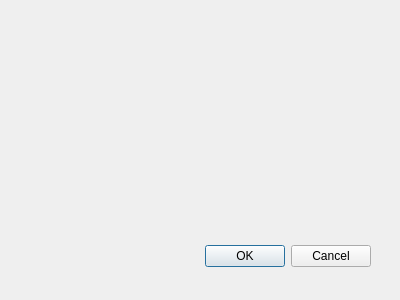
First picture: the form in frontend/src/dialog.ui, repository ENSG-TSI25/Projet-SIGm4, before the edit.
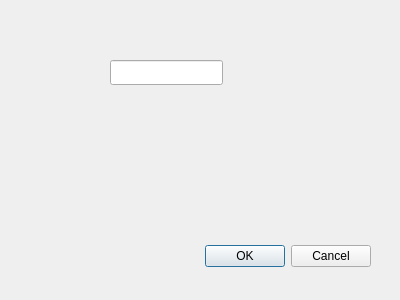
Second picture: the form after the edit.

```diff
--- a/frontend/src/dialog.ui
+++ b/frontend/src/dialog.ui
@@ -32,6 +32,16 @@
     <set>QDialogButtonBox::Cancel|QDialogButtonBox::Ok</set>
    </property>
   </widget>
+  <widget class="QLineEdit" name="lineEdit">
+   <property name="geometry">
+    <rect>
+     <x>110</x>
+     <y>60</y>
+     <width>113</width>
+     <height>25</height>
+    </rect>
+   </property>
+  </widget>
  </widget>
  <pixmapfunction/>
  <resources/>
```
Left out of the diff: 4 changed lines with no effect on the pictures.
